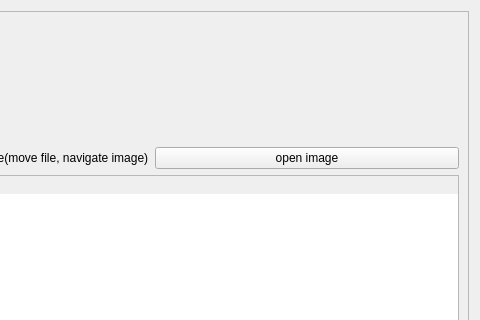
Before: the Qt Designer form image_clean_up_tool/image_mover.ui in stereomatchingkiss/blogCodes2, drawn with Qt 5; both pictures show x 442 to 922 and y 0 to 320 of the 922 by 654 pixel window.
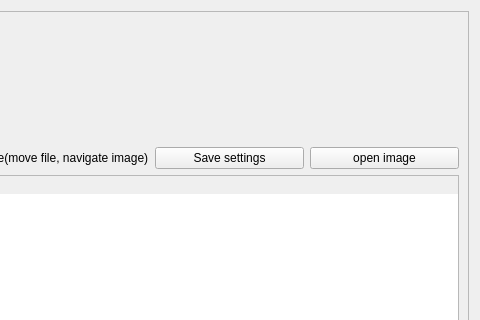
After: the same form once the commit is applied.

Commit message: add button to save settings

Diff of the .ui file:
```diff
--- a/image_clean_up_tool/image_mover.ui
+++ b/image_clean_up_tool/image_mover.ui
@@ -45,6 +45,13 @@
            </property>
           </widget>
          </item>
+         <item>
+          <widget class="QPushButton" name="pushButtonSaveSettings">
+           <property name="text">
+            <string>Save settings</string>
+           </property>
+          </widget>
+         </item>
          <item>
           <widget class="QPushButton" name="pushButtonOpenImage">
            <property name="text">
```
The commit also changes 2 other files.
